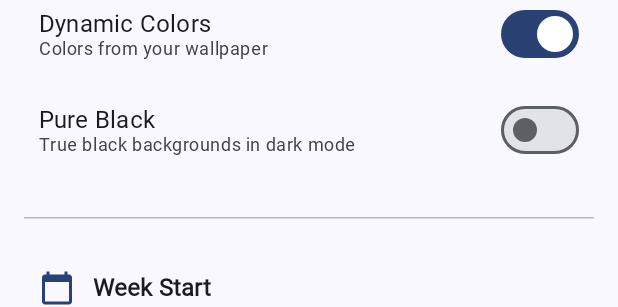
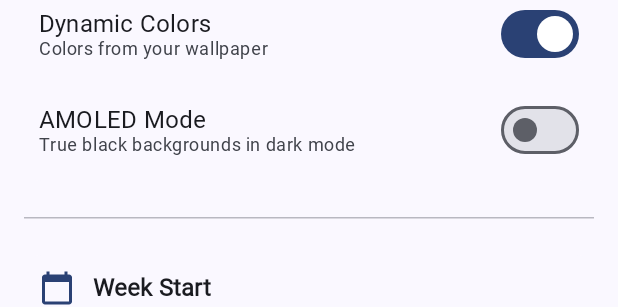
Before and after one commit to ADAIBLOG/HydroTracker, an Android app built with Jetpack Compose: the @Preview function SettingsScreenPreview, on a phone screen of 412 x 824 dp. Shown: the part 299-606 px from the top of the screen. Run offline under Robolectric (Android 15) with nearby library versions, the phone set to English and light mode, and no system bars; our stand-ins replace Material 3 Expressive styles (plain Material 3 is drawn); Roboto replaces fonts that are not available here; 2 statements that could not run were skipped.

Commit message:
Change dark mode colors of the donation buttons

```diff
--- a/app/src/main/java/com/cemcakmak/hydrotracker/presentation/settings/SettingsScreen.kt
+++ b/app/src/main/java/com/cemcakmak/hydrotracker/presentation/settings/SettingsScreen.kt
@@ -2,6 +2,7 @@ package com.cemcakmak.hydrotracker.presentation.settings
 
 import androidx.compose.animation.*
 import androidx.compose.animation.core.*
+import androidx.compose.foundation.isSystemInDarkTheme
 import androidx.compose.foundation.layout.*
 import androidx.compose.foundation.rememberScrollState
 import androidx.compose.foundation.verticalScroll
@@ -386,7 +387,7 @@ private fun ThemeSection(
                         modifier = Modifier.weight(1f)
                     ) {
                         Text(
-                            text = "Pure Black",
+                            text = "AMOLED Mode",
                             style = MaterialTheme.typography.titleMedium,
                             color = MaterialTheme.colorScheme.onSurface
                         )
@@ -602,6 +603,7 @@ private fun SupportSection(
     isVisible: Boolean
 ) {
     val context = LocalContext.current
+    val isDarkTheme = isSystemInDarkTheme()
 
     AnimatedVisibility(
         visible = isVisible,
@@ -672,12 +674,12 @@ private fun SupportSection(
                                 painter = painterResource(id = R.drawable.paypal),
                                 contentDescription = null,
                                 modifier = Modifier.size(18.dp),
-                                tint = MaterialTheme.colorScheme.inverseOnSurface
+                                tint = if (isDarkTheme) MaterialTheme.colorScheme.onSurface else MaterialTheme.colorScheme.inverseOnSurface
                             )
                             Text(
                                 text = "PayPal",
                                 style = MaterialTheme.typography.labelLarge,
-                                color = MaterialTheme.colorScheme.inverseOnSurface
+                                color = if (isDarkTheme) MaterialTheme.colorScheme.onSurface else MaterialTheme.colorScheme.inverseOnSurface
                             )
                         }
                     }
@@ -701,12 +703,12 @@ private fun SupportSection(
                                 painter = painterResource(id = R.drawable.coffee),
                                 contentDescription = null,
                                 modifier = Modifier.size(18.dp),
-                                tint = MaterialTheme.colorScheme.onSurface
+                                tint = if (isDarkTheme) MaterialTheme.colorScheme.inverseOnSurface else MaterialTheme.colorScheme.onSurface
                             )
                             Text(
                                 text = "Buy Me Coffee",
                                 style = MaterialTheme.typography.labelLarge,
-                                color = MaterialTheme.colorScheme.onSurface
+                                color = if (isDarkTheme) MaterialTheme.colorScheme.inverseOnSurface else MaterialTheme.colorScheme.onSurface
                             )
                         }
                     }
```
